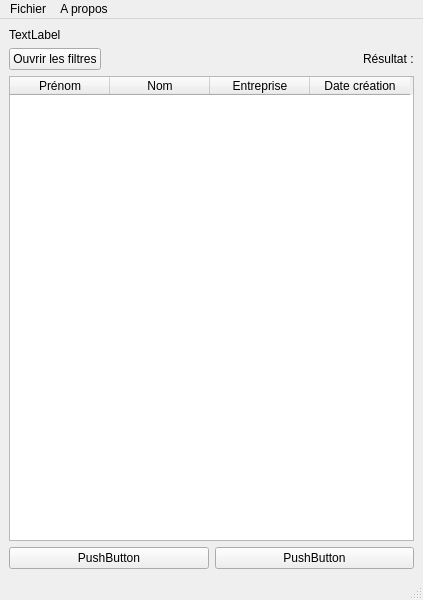
Above: cdaa/ui/mainwindow.ui from Zoreph22/contact-manager before the change. Below: the same form after it.
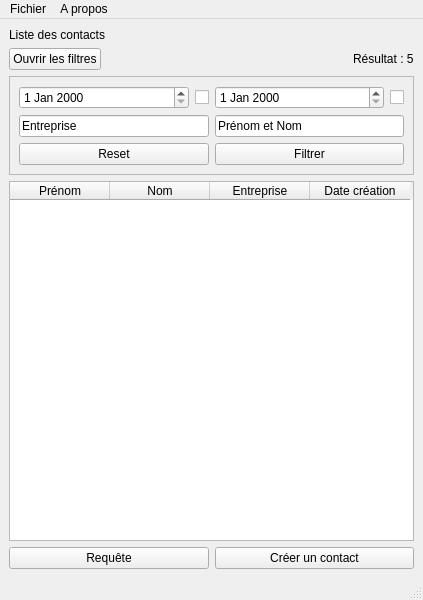
That is the form after the change.

Diff of the .ui file:
```diff
--- a/cdaa/ui/mainwindow.ui
+++ b/cdaa/ui/mainwindow.ui
@@ -20,7 +20,7 @@
       <item>
        <widget class="QLabel" name="label">
         <property name="text">
-         <string>TextLabel</string>
+         <string>Liste des contacts</string>
         </property>
        </widget>
       </item>
@@ -49,12 +49,100 @@
         <item>
          <widget class="QLabel" name="label_2">
           <property name="text">
-           <string>Résultat :</string>
+           <string>Résultat : 5</string>
           </property>
          </widget>
         </item>
        </layout>
       </item>
+      <item>
+       <widget class="QFrame" name="frameFilter">
+        <property name="frameShape">
+         <enum>QFrame::StyledPanel</enum>
+        </property>
+        <property name="frameShadow">
+         <enum>QFrame::Raised</enum>
+        </property>
+        <layout class="QVBoxLayout" name="verticalLayout_5">
+         <item>
+          <layout class="QVBoxLayout" name="verticalLayout_4">
+           <item>
+            <layout class="QHBoxLayout" name="horizontalLayout_5">
+             <item>
+              <widget class="QDateEdit" name="dateEditMin"/>
+             </item>
+             <item>
+              <widget class="QCheckBox" name="checkBoxDateMin">
+               <property name="sizePolicy">
+                <sizepolicy hsizetype="Fixed" vsizetype="Fixed">
+                 <horstretch>0</horstretch>
+                 <verstretch>0</verstretch>
+                </sizepolicy>
+               </property>
+               <property name="text">
+                <string/>
+               </property>
+              </widget>
+             </item>
+             <item>
+              <widget class="QDateEdit" name="dateEditMax"/>
+             </item>
+             <item>
+              <widget class="QCheckBox" name="checkBoxDateMax">
+               <property name="sizePolicy">
+                <sizepolicy hsizetype="Fixed" vsizetype="Fixed">
+                 <horstretch>0</horstretch>
+                 <verstretch>0</verstretch>
+                </sizepolicy>
+               </property>
+               <property name="text">
+                <string/>
+               </property>
+              </widget>
+             </item>
+            </layout>
+           </item>
+           <item>
+            <layout class="QHBoxLayout" name="horizontalLayout_3">
+             <item>
+              <widget class="QLineEdit" name="lineEditFilter1">
+               <property name="text">
+                <string>Entreprise</string>
+               </property>
+              </widget>
+             </item>
+             <item>
+              <widget class="QLineEdit" name="lineEditFilter2">
+               <property name="text">
+                <string>Prénom et Nom</string>
+               </property>
+              </widget>
+             </item>
+            </layout>
+           </item>
+           <item>
+            <layout class="QHBoxLayout" name="horizontalLayout_4">
+             <item>
+              <widget class="QPushButton" name="buttonReset">
+               <property name="text">
+                <string>Reset</string>
+               </property>
+              </widget>
+             </item>
+             <item>
+              <widget class="QPushButton" name="buttonFiltrer">
+               <property name="text">
+                <string>Filtrer</string>
+               </property>
+              </widget>
+             </item>
+            </layout>
+           </item>
+          </layout>
+         </item>
+        </layout>
+       </widget>
+      </item>
       <item>
        <widget class="QTableWidget" name="tableWidget">
         <column>
@@ -84,14 +172,14 @@
         <item>
          <widget class="QPushButton" name="pushButton_3">
           <property name="text">
-           <string>PushButton</string>
+           <string>Requête</string>
           </property>
          </widget>
         </item>
         <item>
          <widget class="QPushButton" name="pushButton_2">
           <property name="text">
-           <string>PushButton</string>
+           <string>Créer un contact</string>
           </property>
          </widget>
         </item>
```
Left out of the diff: 20 changed lines with no effect on the pictures.
